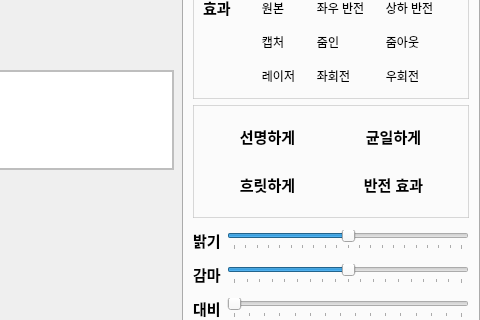
The window that Project/src/viewer/ImageViewerSW/imagealbum.ui (AndaCondaa/Dental_Imaging_SW_System) describes before a commit, drawn with Qt 5; both pictures show x 426 to 906 and y 187 to 507 of the 906 by 614 pixel window.
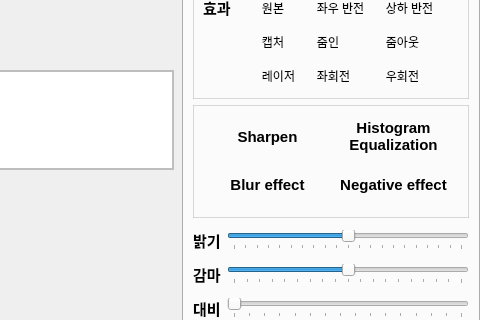
The same window after the commit. The open tabs and pages were chosen to show the change. Icons and pictures are not drawn.

Patch:
```diff
--- a/Project/src/viewer/ImageViewerSW/imagealbum.ui
+++ b/Project/src/viewer/ImageViewerSW/imagealbum.ui
@@ -490,7 +490,7 @@
 border-style: solid gray;</string>
               </property>
               <property name="text">
-               <string>흐릿하게</string>
+               <string>Blur effect</string>
               </property>
               <property name="iconSize">
                <size>
@@ -528,7 +528,8 @@
 border-style: solid gray;</string>
               </property>
               <property name="text">
-               <string>균일하게</string>
+               <string>Histogram
+Equalization</string>
               </property>
               <property name="iconSize">
                <size>
@@ -566,7 +567,7 @@
 border-style: solid gray;</string>
               </property>
               <property name="text">
-               <string>반전 효과</string>
+               <string>Negative effect</string>
               </property>
               <property name="iconSize">
                <size>
@@ -604,7 +605,7 @@
 border-style: solid gray;</string>
               </property>
               <property name="text">
-               <string>선명하게</string>
+               <string>Sharpen</string>
               </property>
               <property name="iconSize">
                <size>
```
Left out of the diff: 2 changed lines with no effect on the pictures.
